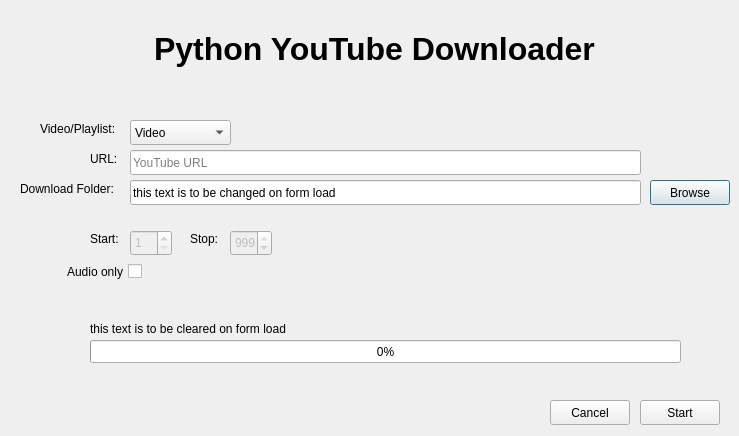
Before: the Qt Designer form qt-forms/pytube_form.ui in WillChamness/pytube-gui, drawn with Qt 5.
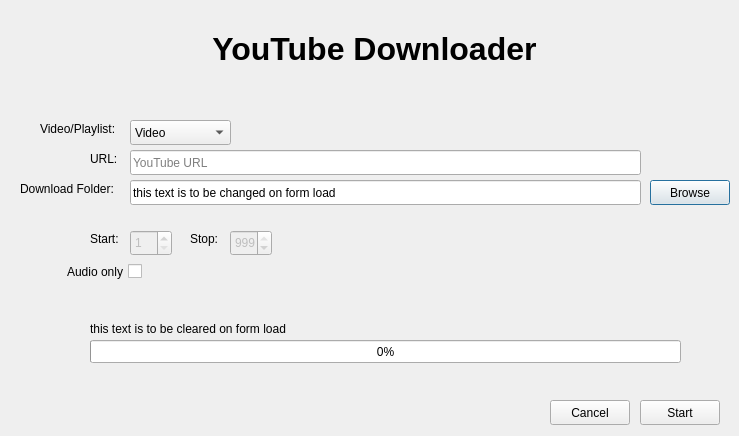
After: the same form once the commit is applied.

Commit message: feat: update form header

```diff
--- a/qt-forms/pytube_form.ui
+++ b/qt-forms/pytube_form.ui
@@ -258,7 +258,7 @@
     <enum>Qt::LeftToRight</enum>
    </property>
    <property name="text">
-    <string>Python YouTube Downloader</string>
+    <string>YouTube Downloader</string>
    </property>
    <property name="alignment">
     <set>Qt::AlignCenter</set>
```
